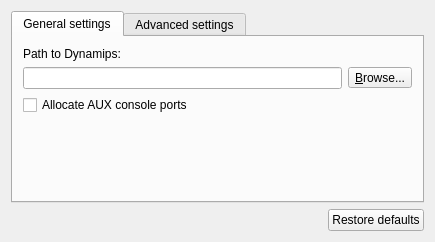
Before: the Qt Designer form gns3/modules/dynamips/ui/dynamips_preferences_page.ui in GNS3/gns3-gui, drawn with Qt 5.
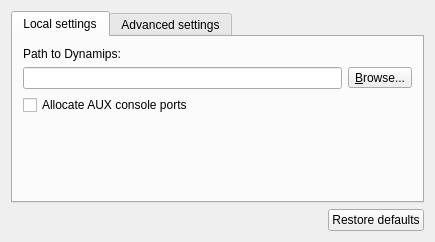
After: the same form once the commit is applied.

Commit message: General settings => local settings

What changed in the file:
```diff
--- a/gns3/modules/dynamips/ui/dynamips_preferences_page.ui
+++ b/gns3/modules/dynamips/ui/dynamips_preferences_page.ui
@@ -21,7 +21,7 @@
      </property>
      <widget class="QWidget" name="uiGeneralSettingsTabWidget">
       <attribute name="title">
-       <string>General settings</string>
+       <string>Local settings</string>
       </attribute>
       <layout class="QVBoxLayout" name="verticalLayout_2">
        <property name="leftMargin">
```
The commit also changes 7 other files.
